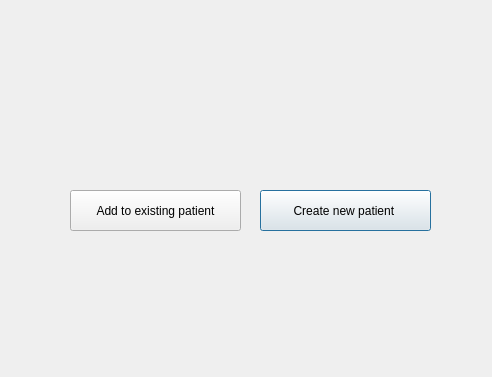
Old version of the form ui/first_patient_selection.ui in the repository frdedynamics/Appihr_project_helse_frde.
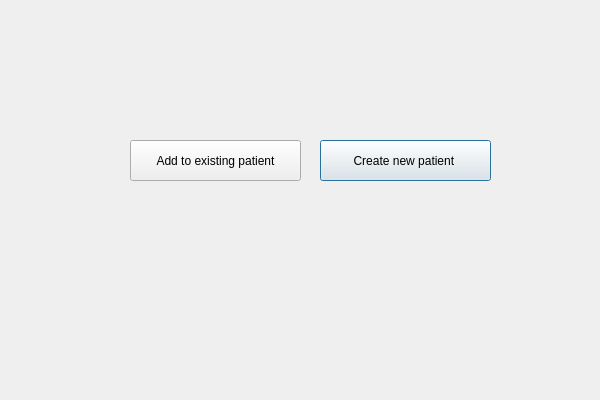
New version of the form.

Commit message: intro to add_to_existing_patient transitions done

```diff
--- a/ui/first_patient_selection.ui
+++ b/ui/first_patient_selection.ui
@@ -6,8 +6,8 @@
    <rect>
     <x>0</x>
     <y>0</y>
-    <width>492</width>
-    <height>377</height>
+    <width>600</width>
+    <height>400</height>
    </rect>
   </property>
   <property name="windowTitle">
@@ -16,8 +16,8 @@
   <widget class="QPushButton" name="button_newPatient">
    <property name="geometry">
     <rect>
-     <x>260</x>
-     <y>190</y>
+     <x>320</x>
+     <y>140</y>
      <width>171</width>
      <height>41</height>
     </rect>
@@ -29,8 +29,8 @@
   <widget class="QPushButton" name="button_addPatient">
    <property name="geometry">
     <rect>
-     <x>70</x>
-     <y>190</y>
+     <x>130</x>
+     <y>140</y>
      <width>171</width>
      <height>41</height>
     </rect>
```
The commit also changes 6 other files.
